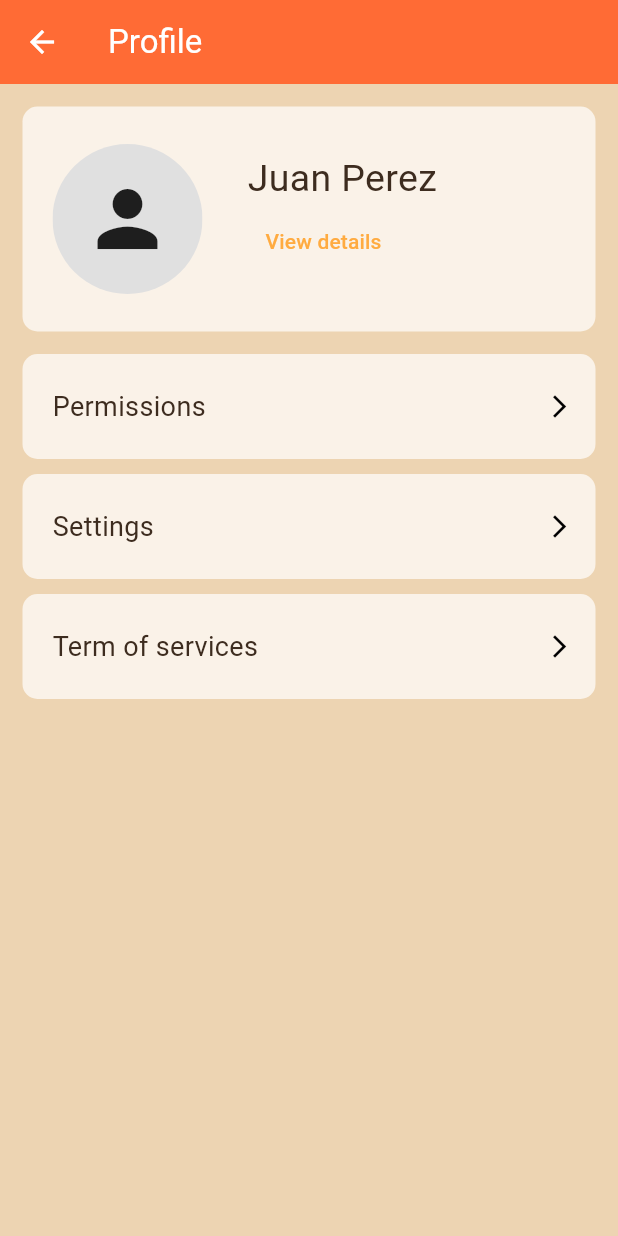
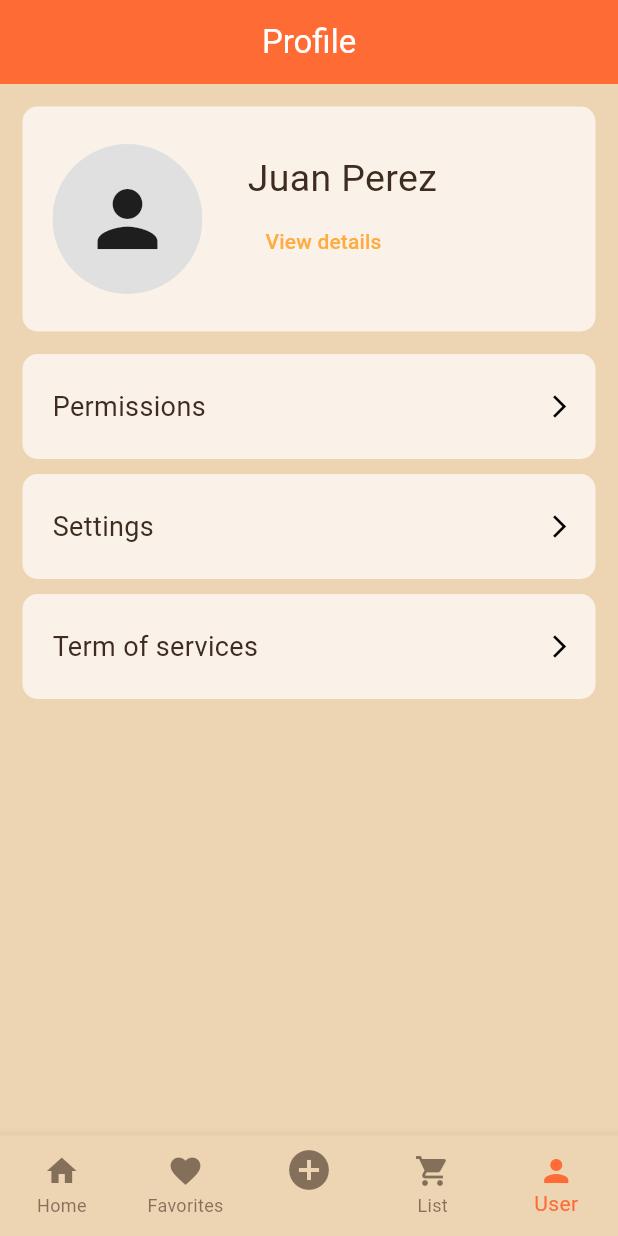
Before and after one commit to LokitoAngel/Bon-APP--tit, a Flutter app: the UserPage screen opened by its route, on a phone screen of 412 x 824 dp. Run offline on Flutter 3.47's test engine with Material 3 defaults, Android fonts, the phone set to English and light mode, and no system bars; our stand-ins replace printing, youtube_player_flutter; network calls fail.

Commit message:
Small user_page changes

```diff
--- a/lib/pages/user_page.dart
+++ b/lib/pages/user_page.dart
@@ -26,7 +26,6 @@ class _UserPageState extends State<UserPage> {
 
   Future<void> _loadUserData() async {
     try {
-      // Cargar el archivo JSON
       final String jsonString = await rootBundle.loadString(
         'assets/Users.json',
       );
@@ -51,8 +50,18 @@ class _UserPageState extends State<UserPage> {
 
   @override
   Widget build(BuildContext context) {
+    final fondo = Theme.of(context).scaffoldBackgroundColor;
+    final texto = Theme.of(context).textTheme.bodyMedium?.color ?? Colors.black;
+    final primario = Theme.of(context).colorScheme.primary;
+
     return Scaffold(
-      appBar: AppBar(title: const Text('Profile')),
+      backgroundColor: fondo,
+      appBar: AppBar(
+        title: const Text('Profile'),
+        centerTitle: true,
+        automaticallyImplyLeading: false,
+        backgroundColor: primario,
+      ),
       body:
           isLoading
               ? const Center(
@@ -117,38 +126,50 @@ class _UserPageState extends State<UserPage> {
                       ],
                     ),
                   ),
-
                   const Secundarias(ruta: "perfil", texto: "Permissions"),
                   const Secundarias(ruta: "perfil", texto: "Settings"),
                   const Secundarias(ruta: "perfil", texto: "Term of services"),
                 ],
               ),
-    );
-  }
-
-  Widget _buildUserInfoCard(IconData icon, String title, String value) {
-    return Container(
-      width: double.infinity,
-      decoration: BoxDecoration(
-        borderRadius: BorderRadius.circular(10),
-        color: Colors.white70,
-      ),
-      margin: const EdgeInsets.only(bottom: 10, left: 15, right: 15),
-      padding: const EdgeInsets.symmetric(horizontal: 20, vertical: 15),
-      child: Row(
-        children: [
-          Icon(icon, size: 25, color: Colors.deepOrangeAccent),
-          const SizedBox(width: 15),
-          Column(
-            crossAxisAlignment: CrossAxisAlignment.start,
-            children: [
-              Text(
-                title,
-                style: TextStyle(fontSize: 14, color: Colors.grey[600]),
-              ),
-              Text(value, style: const TextStyle(fontSize: 16)),
-            ],
+      bottomNavigationBar: BottomNavigationBar(
+        currentIndex: 4,
+        backgroundColor: fondo,
+        selectedItemColor: primario,
+        unselectedItemColor: texto.withOpacity(0.6),
+        type: BottomNavigationBarType.fixed,
+        onTap: (index) {
+          switch (index) {
+            case 0:
+              Navigator.pushReplacementNamed(context, 'home_page');
+              break;
+            case 1:
+              Navigator.pushReplacementNamed(context, 'favorite_page');
+              break;
+            case 2:
+              Navigator.pushReplacementNamed(context, 'add');
+              break;
+            case 3:
+              Navigator.pushReplacementNamed(context, 'lista');
+              break;
+            case 4:
+              break;
+          }
+        },
+        items: const [
+          BottomNavigationBarItem(icon: Icon(Icons.home), label: 'Home'),
+          BottomNavigationBarItem(
+            icon: Icon(Icons.favorite),
+            label: 'Favorites',
           ),
+          BottomNavigationBarItem(
+            icon: Icon(Icons.add_circle, size: 32),
+            label: '',
+          ),
+          BottomNavigationBarItem(
+            icon: Icon(Icons.shopping_cart),
+            label: 'List',
+          ),
+          BottomNavigationBarItem(icon: Icon(Icons.person), label: 'User'),
         ],
       ),
     );
```
